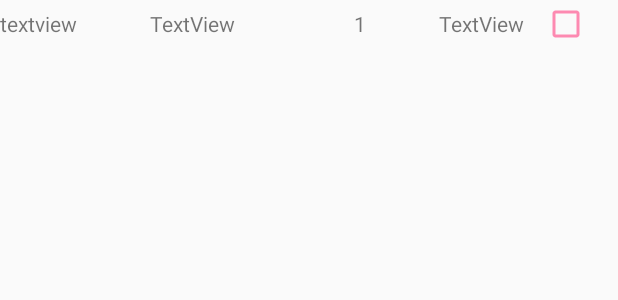
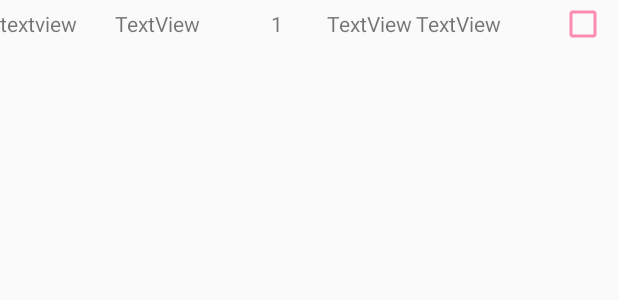
Before and after one commit to tom710236/DemoTide2.0, an Android app: the layout lview4.xml on its own in the app's theme, with its tools: preview values and no code run, on a phone screen of 412 x 824 dp. Shown: the top 300 px of the screen. Run offline under Robolectric (Android 15) with nearby library versions, the phone set to English and light mode, and no system bars.

```diff
--- a/app/src/main/res/layout/lview4.xml
+++ b/app/src/main/res/layout/lview4.xml
@@ -43,7 +43,7 @@
         android:layout_height="wrap_content"
         android:layout_weight="1"
         android:text="TextView"
-        android:visibility="gone" />
+        android:visibility="visible" />
 
     <CheckBox
         android:id="@+id/checkBox4"
```
Also changed, not shown: app/src/main/java/com/example/user/demotide20/ShipperOrderActivity.java (+13 -13 lines).
